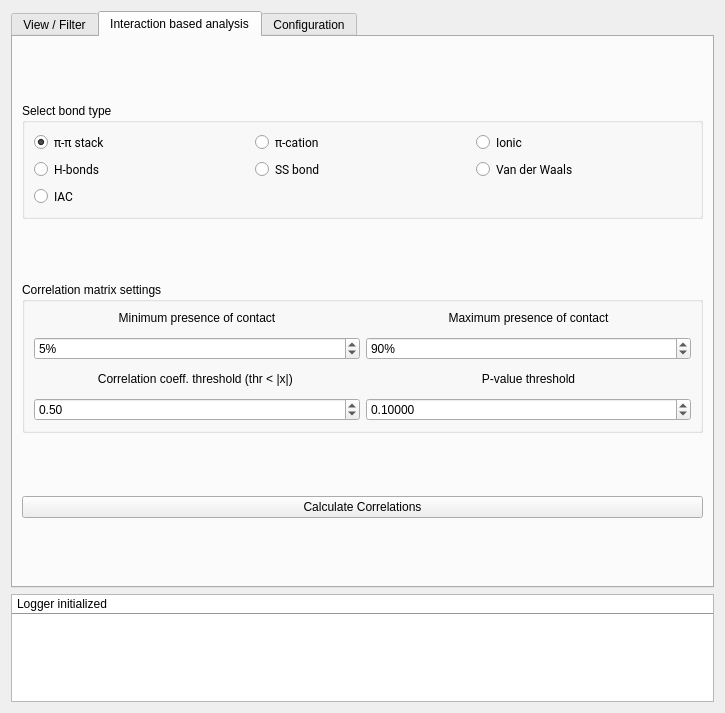
Before: the Qt Designer form plugin.ui in BioComputingUP/ring-pymol, drawn with Qt 5.
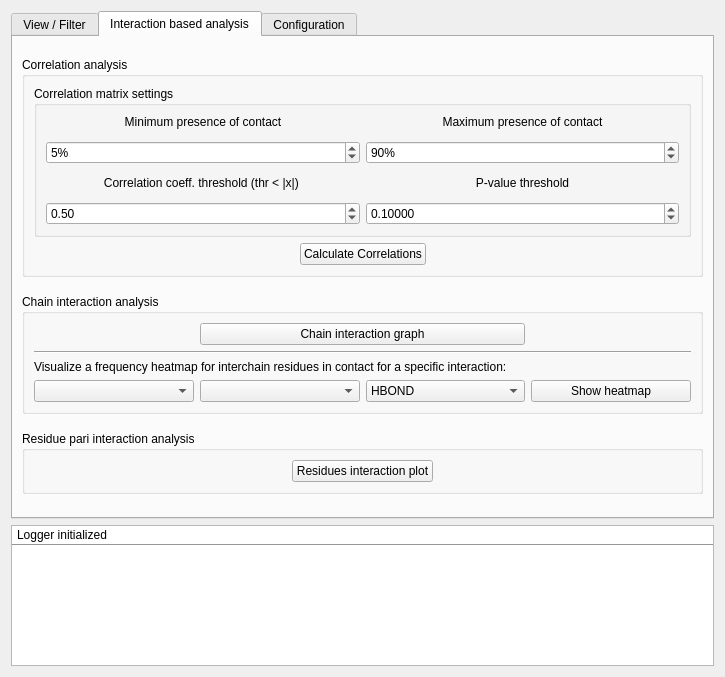
After: the same form once the commit is applied. The open tabs and pages were chosen to show the change.

Diff of the .ui file:
```diff
--- a/plugin.ui
+++ b/plugin.ui
@@ -7,7 +7,7 @@
     <x>0</x>
     <y>0</y>
     <width>725</width>
-    <height>713</height>
+    <height>677</height>
    </rect>
   </property>
   <property name="sizePolicy">
@@ -542,44 +542,6 @@
             </layout>
            </widget>
           </item>
-          <item row="2" column="1" colspan="2">
-           <widget class="QGroupBox" name="groupBox_2">
-            <property name="title">
-             <string>Analysis</string>
-            </property>
-            <layout class="QHBoxLayout" name="horizontalLayout_4">
-             <item>
-              <widget class="QPushButton" name="chain_graph">
-               <property name="sizePolicy">
-                <sizepolicy hsizetype="Fixed" vsizetype="Fixed">
-                 <horstretch>0</horstretch>
-                 <verstretch>0</verstretch>
-                </sizepolicy>
-               </property>
-               <property name="text">
-                <string>Chain interaction graph</string>
-               </property>
-              </widget>
-             </item>
-             <item>
-              <widget class="QPushButton" name="resi_plot">
-               <property name="sizePolicy">
-                <sizepolicy hsizetype="Fixed" vsizetype="Fixed">
-                 <horstretch>0</horstretch>
-                 <verstretch>0</verstretch>
-                </sizepolicy>
-               </property>
-               <property name="toolTip">
-                <string>&lt;html&gt;&lt;head/&gt;&lt;body&gt;&lt;p&gt;Create a selection of exactly &lt;span style=&quot; font-weight:600;&quot;&gt;two&lt;/span&gt; residues that are interacting, to see how their interactions changes in the different states. Only for multistate objects.&lt;/p&gt;&lt;/body&gt;&lt;/html&gt;</string>
-               </property>
-               <property name="text">
-                <string>Residues interaction plot</string>
-               </property>
-              </widget>
-             </item>
-            </layout>
-           </widget>
-          </item>
          </layout>
         </widget>
        </item>
@@ -614,26 +576,19 @@
        <string>Interaction based analysis</string>
       </attribute>
       <layout class="QGridLayout" name="gridLayout_4">
-       <item row="2" column="0" colspan="2">
-        <widget class="QPushButton" name="calc_corr">
-         <property name="autoFillBackground">
-          <bool>false</bool>
+       <item row="0" column="0">
+        <widget class="QGroupBox" name="groupBox_4">
+         <property name="sizePolicy">
+          <sizepolicy hsizetype="Preferred" vsizetype="Fixed">
+           <horstretch>0</horstretch>
+           <verstretch>0</verstretch>
+          </sizepolicy>
          </property>
-         <property name="text">
-          <string>Calculate Correlations</string>
+         <property name="title">
+          <string>Correlation analysis</string>
          </property>
-         <property name="autoDefault">
-          <bool>false</bool>
-         </property>
-         <property name="default">
-          <bool>false</bool>
-         </property>
-         <property name="flat">
-          <bool>false</bool>
-         </property>
-        </widget>
-       </item>
-       <item row="1" column="0" colspan="2">
+         <layout class="QVBoxLayout" name="verticalLayout_4">
+          <item>
         <widget class="QGroupBox" name="groupBox_12">
          <property name="sizePolicy">
           <sizepolicy hsizetype="Preferred" vsizetype="Fixed">
@@ -754,107 +709,220 @@
          </layout>
         </widget>
        </item>
-       <item row="0" column="0" colspan="2">
-        <widget class="QGroupBox" name="groupBox_9">
+          <item>
+           <widget class="QWidget" name="widget_11" native="true">
          <property name="sizePolicy">
           <sizepolicy hsizetype="Preferred" vsizetype="Fixed">
            <horstretch>0</horstretch>
            <verstretch>0</verstretch>
           </sizepolicy>
          </property>
-         <property name="title">
-          <string>Select bond type</string>
-         </property>
-         <layout class="QGridLayout" name="gridLayout_6">
-          <item row="3" column="0">
-           <widget class="QRadioButton" name="hbond_2">
-            <property name="font">
-             <font>
-              <family>Roboto</family>
-             </font>
-            </property>
+            <layout class="QHBoxLayout" name="horizontalLayout_5">
+             <property name="spacing">
+              <number>0</number>
+             </property>
+             <property name="leftMargin">
+              <number>0</number>
+             </property>
+             <property name="topMargin">
+              <number>0</number>
+             </property>
+             <property name="rightMargin">
+              <number>0</number>
+             </property>
+             <property name="bottomMargin">
+              <number>0</number>
+             </property>
+             <item>
+              <spacer name="horizontalSpacer">
+               <property name="orientation">
+                <enum>Qt::Horizontal</enum>
+               </property>
+               <property name="sizeHint" stdset="0">
+                <size>
+                 <width>242</width>
+                 <height>20</height>
+                </size>
+               </property>
+              </spacer>
+             </item>
+             <item>
+              <widget class="QPushButton" name="calc_corr">
+               <property name="autoFillBackground">
+                <bool>false</bool>
+               </property>
             <property name="text">
-             <string>H-bonds</string>
-            </property>
-            <property name="checked">
+                <string>Calculate Correlations</string>
+               </property>
+               <property name="autoDefault">
              <bool>false</bool>
             </property>
-           </widget>
-          </item>
-          <item row="5" column="0">
-           <widget class="QRadioButton" name="iac_2">
-            <property name="font">
-             <font>
-              <family>Roboto</family>
-             </font>
-            </property>
-            <property name="text">
-             <string>IAC</string>
-            </property>
+               <property name="default">
+                <bool>false</bool>
+               </property>
+               <property name="flat">
+                <bool>false</bool>
+               </property>
+              </widget>
+             </item>
+             <item>
+              <spacer name="horizontalSpacer_2">
+               <property name="orientation">
+                <enum>Qt::Horizontal</enum>
+               </property>
+               <property name="sizeHint" stdset="0">
+                <size>
+                 <width>242</width>
+                 <height>20</height>
+                </size>
+               </property>
+              </spacer>
+             </item>
+            </layout>
+           </widget>
+          </item>
+         </layout>
            </widget>
           </item>
           <item row="2" column="0">
-           <widget class="QRadioButton" name="pipistack_2">
-            <property name="font">
-             <font>
-              <family>Roboto</family>
-              <stylestrategy>PreferDefault</stylestrategy>
-              <kerning>true</kerning>
-             </font>
-            </property>
-            <property name="text">
-             <string>π-π stack</string>
-            </property>
-            <property name="checked">
-             <bool>true</bool>
-            </property>
-           </widget>
-          </item>
-          <item row="2" column="1">
-           <widget class="QRadioButton" name="pication_2">
-            <property name="font">
-             <font>
-              <family>Roboto</family>
-             </font>
-            </property>
+        <widget class="QGroupBox" name="groupBox_2">
+         <property name="sizePolicy">
+          <sizepolicy hsizetype="Preferred" vsizetype="Fixed">
+           <horstretch>0</horstretch>
+           <verstretch>0</verstretch>
+          </sizepolicy>
+         </property>
+         <property name="title">
+          <string>Chain interaction analysis</string>
+         </property>
+         <property name="flat">
+          <bool>false</bool>
+         </property>
+         <property name="checkable">
+          <bool>false</bool>
+         </property>
+         <layout class="QGridLayout" name="gridLayout_5">
+          <item row="3" column="3">
+           <widget class="QPushButton" name="show_inter_heatmap">
             <property name="text">
-             <string>π-cation</string>
-            </property>
-           </widget>
-          </item>
-          <item row="2" column="2">
-           <widget class="QRadioButton" name="ionic_2">
-            <property name="font">
-             <font>
-              <family>Roboto</family>
-             </font>
-            </property>
-            <property name="text">
-             <string>Ionic</string>
+             <string>Show heatmap</string>
             </property>
            </widget>
           </item>
           <item row="3" column="1">
-           <widget class="QRadioButton" name="ssbond_2">
-            <property name="font">
-             <font>
-              <family>Roboto</family>
-             </font>
+           <widget class="QComboBox" name="chain2_sele">
+            <property name="toolTip">
+             <string>Chain 2</string>
+            </property>
+           </widget>
+          </item>
+          <item row="0" column="1" colspan="2">
+           <widget class="QPushButton" name="chain_graph">
+            <property name="sizePolicy">
+             <sizepolicy hsizetype="Preferred" vsizetype="Fixed">
+              <horstretch>0</horstretch>
+              <verstretch>0</verstretch>
+             </sizepolicy>
+            </property>
+            <property name="toolTip">
+             <string>Plot a graph of chains interaction</string>
             </property>
             <property name="text">
-             <string>SS bond</string>
+             <string>Chain interaction graph</string>
             </property>
            </widget>
           </item>
           <item row="3" column="2">
-           <widget class="QRadioButton" name="vdw_2">
-            <property name="font">
-             <font>
-              <family>Roboto</family>
-             </font>
+           <widget class="QComboBox" name="interaction_sele">
+            <property name="toolTip">
+             <string>Interaction type</string>
             </property>
+            <item>
             <property name="text">
-             <string>Van der Waals</string>
+              <string>HBOND</string>
+             </property>
+            </item>
+            <item>
+             <property name="text">
+              <string>IONIC</string>
+             </property>
+            </item>
+            <item>
+             <property name="text">
+              <string>PIPISTACK</string>
+             </property>
+            </item>
+            <item>
+             <property name="text">
+              <string>PICATION</string>
+             </property>
+            </item>
+            <item>
+             <property name="text">
+              <string>DISULFIDE</string>
+             </property>
+            </item>
+            <item>
+             <property name="text">
+              <string>VDW</string>
+             </property>
+            </item>
+            <item>
+             <property name="text">
+              <string>IAC</string>
+             </property>
+            </item>
+           </widget>
+          </item>
+          <item row="3" column="0">
+           <widget class="QComboBox" name="chain1_sele">
+            <property name="toolTip">
+             <string>Chain 1</string>
+            </property>
+           </widget>
+          </item>
+          <item row="2" column="0" colspan="4">
+           <widget class="QLabel" name="label_3">
+            <property name="text">
+             <string>Visualize a frequency heatmap for interchain residues in contact for a specific interaction:</string>
+            </property>
+           </widget>
+          </item>
+          <item row="1" column="0" colspan="4">
+           <widget class="Line" name="line">
+            <property name="orientation">
+             <enum>Qt::Horizontal</enum>
+            </property>
+           </widget>
+          </item>
+         </layout>
+        </widget>
+       </item>
+       <item row="3" column="0">
+        <widget class="QGroupBox" name="groupBox_6">
+         <property name="sizePolicy">
+          <sizepolicy hsizetype="Preferred" vsizetype="Fixed">
+           <horstretch>0</horstretch>
+           <verstretch>0</verstretch>
+          </sizepolicy>
+         </property>
+         <property name="title">
+          <string>Residue pari interaction analysis</string>
+         </property>
+         <layout class="QHBoxLayout" name="horizontalLayout_4">
+          <item>
+           <widget class="QPushButton" name="resi_plot">
+            <property name="sizePolicy">
+             <sizepolicy hsizetype="Fixed" vsizetype="Fixed">
+              <horstretch>0</horstretch>
+              <verstretch>0</verstretch>
+             </sizepolicy>
+            </property>
+            <property name="toolTip">
+             <string>&lt;html&gt;&lt;head/&gt;&lt;body&gt;&lt;p&gt;See how interactions chainges between different states. First create a selection of exactly &lt;span style=&quot; font-weight:600;&quot;&gt;two&lt;/span&gt; residues that are interacting and select the selection in the box above.&lt;/p&gt;&lt;/body&gt;&lt;/html&gt;</string>
+            </property>
+            <property name="text">
+             <string>Residues interaction plot</string>
             </property>
            </widget>
           </item>
```
Left out of the diff: 2 changed lines with no effect on the pictures. Lines whose indentation alone changed are shown as unchanged.
